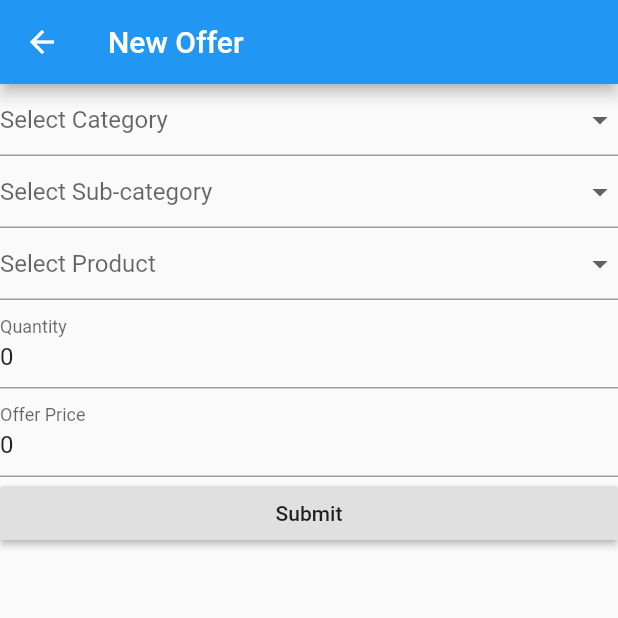
After one commit to sameerss143/negoc8r_vendor, a Flutter app: the MyOffersPage screen opened by its route, after a tap on the "add" icon, on a phone screen of 412 x 824 dp, the top half of it. The commit adds this screen. Run offline on Flutter 3.47's test engine with Material 2 defaults, Android fonts, the phone set to English and light mode, and no system bars; our stand-ins replace carousel_slider, cloud_firestore, firebase_auth, firebase_core, google_sign_in; accounts and stored records are empty.

Commit message:
vendor Offer submission
vendor offers submitted to firestore

```diff
--- /dev/null
+++ b/lib/Pages/Offer/CreateNewOffer.dart
@@ -0,0 +1,195 @@
+import 'package:cloud_firestore/cloud_firestore.dart';
+import 'package:firebase_auth/firebase_auth.dart';
+import 'package:flutter/material.dart';
+
+class CreateNewOffer extends StatefulWidget {
+  CreateNewOffer({Key key}) : super(key: key);
+
+  @override
+  _CreateNewOfferState createState() => _CreateNewOfferState();
+}
+
+class _CreateNewOfferState extends State<CreateNewOffer> {
+  String _category;
+  String _subCategory;
+  String _productId;
+  int _quantity = 0;
+  double _offerPrice = 0.0;
+  final _formKey = GlobalKey<FormState>();
+  User _user = FirebaseAuth.instance.currentUser;
+
+  @override
+  Widget build(BuildContext context) {
+    return Scaffold(
+      appBar: new AppBar(
+        title: Text('New Offer'),
+      ),
+      body: new Form(
+        key: _formKey,
+        child: new ListView(
+          //fields for product, location(fixed for each vendor), quantity and offer price
+          children: <Widget>[
+            //category
+            DropdownButtonFormField(
+              items: _getCategoryList(),
+              // onChanged: (newValue) {
+              //   _category = newValue.toString();
+              //   setState(newValue);
+              onChanged: (newValue) {
+                setState(
+                  () {
+                    //if (newValue != null) {
+                    _category = newValue;
+                    //}
+                  },
+                );
+              },
+              hint: Text('Select Category'),
+            ),
+            //subcategory
+            DropdownButtonFormField(
+              items: _getSubCategoryList(),
+              onChanged: (newValue) {
+                setState(
+                  () {
+                    _subCategory = newValue;
+                  },
+                );
+              },
+              hint: Text('Select Sub-category'),
+            ),
+            //get product
+            DropdownButtonFormField(
+              items: _getProductList(),
+              onChanged: (newValue) {
+                setState(
+                  () {
+                    _productId = newValue;
+                  },
+                );
+              },
+              hint: Text('Select Product'),
+            ),
+            TextFormField(
+              decoration: InputDecoration(
+                labelText: 'Quantity',
+              ),
+              initialValue: '0',
+              keyboardType: TextInputType.number,
+              onChanged: (value) {
+                if (value != null) {
+                  _quantity = int.parse(value);
+                } else {
+                  _quantity = 0;
+                }
+              },
+              validator: (value) {
+                if (_quantity < 1 && _quantity > 10) {
+                  return "Please enter less than 10 items";
+                }
+                return null;
+              },
+            ),
+            TextFormField(
+              decoration: InputDecoration(
+                labelText: 'Offer Price',
+              ),
+              initialValue: '0',
+              keyboardType: TextInputType.number,
+              onChanged: (value) {
+                if (value != null) {
+                  _offerPrice = double.parse(value);
+                } else
+                  _offerPrice = 0.0;
+              },
+            ),
+            RaisedButton(
+              child: Text('Submit'),
+              onPressed: () {
+                //add offer to firestore
+                print(
+                    ': $_category > $_subCategory > $_productId > $_quantity > $_offerPrice');
+                if (_validateForm()) {
+                  _submitOffer();
+                  print('Offer submitted');
+                  Navigator.pop(context);
+                }
+              },
+            ),
+          ],
+        ),
+      ),
+    );
+  }
+
+  _getCategoryList() {
+    //fetch products from inventory list
+    return ['Mobile', 'Computer', 'Electronics', 'Fashion', 'HomeAppliances']
+        .map(
+          (e) => DropdownMenuItem(
+            child: Text(
+              e.toString(),
+            ),
+            value: e,
+          ),
+        )
+        .toList();
+  }
+
+  _getSubCategoryList() {
+    return ['Android', 'iPhone', 'Accessories']
+        .map(
+          (e) => DropdownMenuItem(
+            child: Text(
+              e.toString(),
+            ),
+            value: e,
+          ),
+        )
+        .toList();
+  }
+
+  _getProductList() {
+    return ['Goolge Pixel 4a', 'iPhone 11 Pro', 'Samsung A21']
+        .map(
+          (e) => DropdownMenuItem(
+            child: Text(e),
+            value: e,
+          ),
+        )
+        .toList();
+  }
+
+  _validateForm() {
+    if (_formKey.currentState.validate()) {
+      print('form is valid');
+      return true;
+    } else {
+      return false;
+    }
+  }
+
+  _submitOffer() async {
+    try {
+      await FirebaseFirestore.instance.collection('VendorOffer').add(
+        {
+          'vendorId': 'vendor/' + _user.uid,
+          'city': 'Mumbai',
+          'area': 'Ghatkopar',
+          'subArea': 'Pantnagar',
+          'productId': 'product/wyrBLHYu6uhsvBKSrSra',
+          'quantity': _quantity.toString(),
+          'offerPrice': _offerPrice,
+          'isActive': true,
+          'status': 'Active',
+          'dateInserted': Timestamp.now(),
+          'dateModified': Timestamp.now()
+        },
+      );
+      return true;
+    } catch (e) {
+      print(e.toString());
+      return false;
+    }
+  }
+}
--- a/lib/Pages/Offer/MyOffersPage.dart
+++ b/lib/Pages/Offer/MyOffersPage.dart
@@ -16,7 +16,27 @@ class _MyOffersPageState extends State<MyOffersPage> {
         title: Text('My Offers'),
       ),
       //drawer: AppDrawer(),
-      body: Text('List of offers'),
+      //fetch all active orders of the vendor
+      body: ListView(
+        children: <Widget>[
+          Text('List of offers'),
+          ListTile(
+            leading: Icon(Icons.ac_unit),
+            title: Text('Offer# Product Name: MRP: OfferPrice: No of Items#'),
+            onTap: () {
+              //go to offer page
+              Navigator.pushNamed(context, '/offerdetailspage');
+            },
+          ),
+        ],
+      ),
+      floatingActionButton: FloatingActionButton(
+        child: Icon(Icons.add),
+        onPressed: () {
+          //create new offer,
+          Navigator.pushNamed(context, '/createnewoffer');
+        },
+      ),
     );
   }
 }
--- a/lib/Pages/Order/ActiveOrderPage.dart
+++ b/lib/Pages/Order/ActiveOrderPage.dart
@@ -15,6 +15,7 @@ class _ActiveOrderPageState extends State<ActiveOrderPage> {
       ),
       body: new ListView(
         children: <Widget>[
+          //fetch all active orders of the vendor
           ListTile(
             onTap: () => Navigator.pushNamed(context, '/orderdetailpage'),
             leading: Text(
@@ -36,7 +37,6 @@ class _ActiveOrderPageState extends State<ActiveOrderPage> {
                 //fit: BoxFit.fill,
                 ),
           ),
-
           // new Icon(Icons.insert_emoticon,
           //     color: const Color(0xFF000000), size: 48.0),
           // ),
--- a/lib/main.dart
+++ b/lib/main.dart
@@ -3,6 +3,8 @@ import 'package:flutter/material.dart';
 import 'package:negoc8r_vendor/Pages/HomePage.dart';
 import 'package:negoc8r_vendor/Pages/Inventory/MyInventory.dart';
 import 'package:negoc8r_vendor/Pages/LoginPage.dart';
+import 'package:negoc8r_vendor/Pages/Offer/CreateNewOffer.dart';
+import 'package:negoc8r_vendor/Pages/Offer/OfferDetailsPage.dart';
 import 'package:negoc8r_vendor/Pages/Order/ActiveOrderPage.dart';
 import 'package:negoc8r_vendor/Pages/Order/MyOrderPage.dart';
 import 'package:negoc8r_vendor/Pages/Order/OrderDetailPage.dart';
@@ -25,6 +27,8 @@ Future<void> main() async {
         '/myhomepage': (context) => MyHomePage(),
         '/myorderpage': (context) => MyOrderPage(),
         '/myofferpage': (context) => MyOffersPage(),
+        '/offerdetailspage': (context) => OfferDetailsPage(),
+        '/createnewoffer': (context) => CreateNewOffer(),
         '/myinventorypage': (context) => MyInventoryPage(),
         '/activeorderpage': (context) => ActiveOrderPage(),
         '/orderdetailpage': (context) => OrderDetailPage(),
--- a/pubspec.yaml
+++ b/pubspec.yaml
@@ -32,7 +32,7 @@ dependencies:
   cloud_firestore: ^0.14.0+2
   #^0.13.7
   #storage
-  firebase_storage:
+  firebase_storage: ^4.0.0
 
   #User auth plugin
   google_sign_in: ^4.5.3
```
Also changed, not shown: lib/Pages/Inventory/MyInventory.dart (+16 -3 lines), lib/Pages/Offer/OfferDetailsPage.dart (added, +19 -0 lines).
